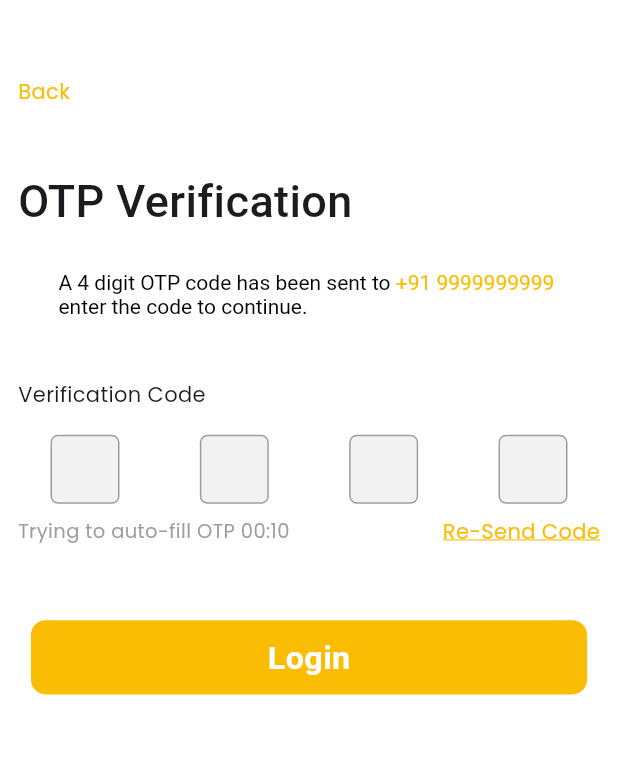
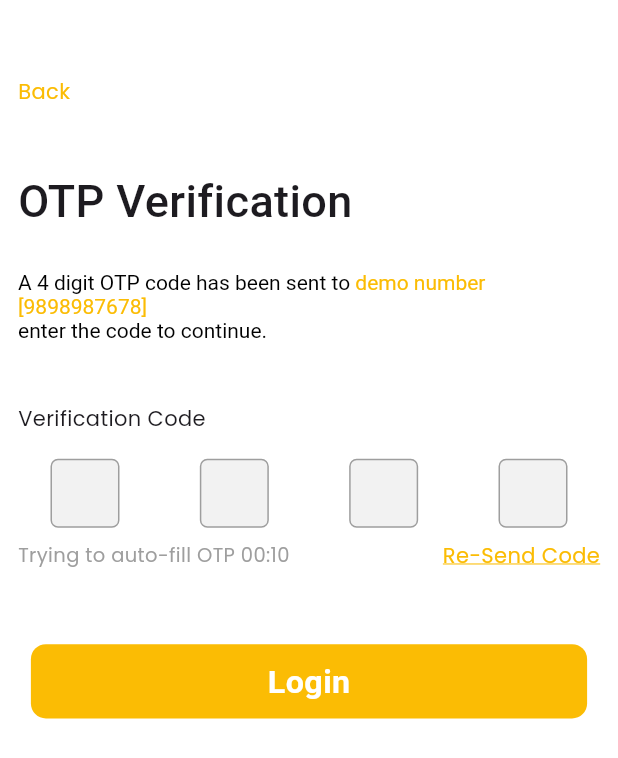
Before and after one commit to lokesh-5050/get_it, a Flutter app: the ResetPassword screen opened directly, after a tap on "SEND OTP", on a phone screen of 412 x 824 dp. Shown: the top 758 px of the screen. Run offline on Flutter 3.47's test engine with Material 3 defaults, Android fonts, the phone set to English and light mode, and no system bars; drawn by our look-alikes of pinput; our stand-ins replace dartz, dio, dotted_line, equatable, get, google_fonts and 6 more; missing offline and left inert: another_stepper; accounts and stored records are empty; network calls fail; project files that could hold a hidden picture were left out.

```diff
--- a/lib/core/api_endpoints.dart
+++ b/lib/core/api_endpoints.dart
@@ -3,4 +3,7 @@ class ApiEndpoints {
   static const String baseUrl = "https://sanjay-tiwari-backend.vercel.app/api/user";
 
   static const String login = "/login";
+  static const String verifyOtp = "/verify";
+
+
 }
--- /dev/null
+++ b/lib/core/shared_prefs/shared_prefs_key_constants.dart
@@ -0,0 +1,4 @@
+class SharedPrefKeyConstants {
+  static const String apiToken = "apiToken";
+  static const String isLoggedIn = "isLoggedIn";
+}
--- a/lib/main.dart
+++ b/lib/main.dart
@@ -1,4 +1,4 @@
-import 'package:ecommerce_seller/core/shared_pref.dart';
+import 'package:ecommerce_seller/core/shared_prefs/shared_pref.dart';
 import 'package:ecommerce_seller/injections.dart';
 import 'package:ecommerce_seller/presentation/on_boarding_section/splash_screen/splash_screen.dart';
 import 'package:ecommerce_seller/utilz/colors.dart';
--- /dev/null
+++ b/lib/presentation/main_section/home_screen/controller/home_controller.dart
@@ -0,0 +1,5 @@
+import 'package:get/get.dart';
+
+class HomeController extends GetxController {
+
+}
--- a/lib/presentation/on_boarding_section/login_screen/components/login_with_email.dart
+++ b/lib/presentation/on_boarding_section/login_screen/components/login_with_email.dart
@@ -108,8 +108,6 @@ class LoginScreenWithEmail extends StatelessWidget {
               () => loginController.loginStatus.value != Status.loading
                   ? InkWell(
                       onTap: () {
-                        //  Get.to(()=> OtpScreen());
-
                         loginController
                             .login(
                                 password: password.text.trim(),
@@ -117,7 +115,7 @@ class LoginScreenWithEmail extends StatelessWidget {
                                 loginWithEmail: true)
                             .then((value) {
                           if (value) {
-                            Get.to(() => HomeScreen());
+                            Get.offAll(() => HomeScreen());
                           }
                         });
                       },
--- a/lib/presentation/on_boarding_section/login_screen/login_screen.dart
+++ b/lib/presentation/on_boarding_section/login_screen/login_screen.dart
@@ -71,7 +71,7 @@ class LoginScreen extends StatelessWidget {
                             onTap: () {
                               //  loginController.changingSelectedOption('login');
                               pageController.previousPage(
-                                  duration: Duration(milliseconds: 300),
+                                  duration: const Duration(milliseconds: 300),
                                   curve: Curves.linear);
                             },
                             child: Material(
@@ -102,7 +102,7 @@ class LoginScreen extends StatelessWidget {
                             onTap: () {
                               loginController.changingSelectedOption('Login');
                               pageController.previousPage(
-                                  duration: Duration(milliseconds: 300),
+                                  duration: const Duration(milliseconds: 300),
                                   curve: Curves.linear);
                             },
                             child: Container(
--- a/lib/presentation/on_boarding_section/otp/otp_screen.dart
+++ b/lib/presentation/on_boarding_section/otp/otp_screen.dart
@@ -1,7 +1,7 @@
-import 'package:ecommerce_seller/presentation/main_section/bottom_navigation/bottom_navigation_screen.dart';
-import 'package:ecommerce_seller/presentation/on_boarding_section/reset_password/update_password_screen.dart';
+import 'package:ecommerce_seller/presentation/on_boarding_section/login_screen/controller/login_controller.dart';
 import 'package:ecommerce_seller/presentation/widgets/button_widgets.dart';
 import 'package:ecommerce_seller/utilz/colors.dart';
+import 'package:ecommerce_seller/utilz/enums.dart';
 import 'package:ecommerce_seller/utilz/sized_box.dart';
 import 'package:flutter/material.dart';
 import 'package:get/get.dart';
@@ -10,7 +10,20 @@ import 'package:pinput/pinput.dart';
 import 'package:responsive_sizer/responsive_sizer.dart';
 
 class OtpScreen extends StatelessWidget {
-  OtpScreen({super.key,this.isReset=false});
+  final String mobileNo;
+  final String? demoOtp;
+  final TextEditingController pinController;
+  final String? accountId;
+
+  OtpScreen(
+      {super.key,
+      this.isReset = false,
+      required this.mobileNo,
+      this.demoOtp,
+      this.accountId})
+      : pinController = TextEditingController(text: demoOtp ?? '');
+
+  final LoginController loginController = Get.find<LoginController>();
 
   final bool isReset;
   final focusNode = FocusNode();
@@ -27,6 +40,7 @@ final bool isReset;
       border: Border.all(color: grey),
     ),
   );
+
   @override
   Widget build(BuildContext context) {
     return Scaffold(
@@ -74,7 +88,7 @@ final bool isReset;
                         color: Colors.black),
                   ),
                   TextSpan(
-                    text: '+91 9999999999 \n',
+                    text: '$mobileNo \n',
                     style: GoogleFonts.roboto(
                         fontSize: 14.px,
                         fontWeight: FontWeight.w400,
@@ -123,35 +137,44 @@ final bool isReset;
                           fontWeight: FontWeight.w400,
                           color: buttonColor,
                           decoration: TextDecoration.underline,
-                          decorationColor: buttonColor
-                          ),
+                          decorationColor: buttonColor),
                     ),
                   ],
                 ),
                 SizedBox(
                   height: Adaptive.h(6),
                 ),
-                InkWell(
+                Obx(
+                  () => loginController.loginOtpVerifyStatus.value !=
+                          Status.loading
+                      ? InkWell(
                           onTap: () {
-                      //  Get.to(()=>BottomNavigation());
-                      if (isReset) {
-                        Get.to(()=>UpdatePassword());
-                      }else{
-                                                Get.to(()=>BottomNavigation());
+                            // if (isReset) {
+                            //   Get.to(() => const UpdatePassword());
+                            // } else {
+                            //   Get.to(() => const BottomNavigation());
+                            // }
 
-                      }
+                            loginController.verifyOtp(
+                                otp: pinController.text.trim() ?? "",
+                                accountId: accountId ?? "");
                           },
                           child: ButtonWidget(
                             backgroundColor: buttonColor,
                             title: 'Login',
                             textColor: Colors.white,
                             heights: Adaptive.h(6),
-                        )),
+                          ))
+                      : SizedBox(
+                          height: Adaptive.h(6),
+                          child: const Center(
+                            child: CircularProgressIndicator(),
+                          ),
+                        ),
+                ),
                 SizedBox(
                   height: Adaptive.h(3),
                 ),
-
-
               ],
             ),
           ),
@@ -167,14 +190,15 @@ final bool isReset;
       child: Pinput(
         length: 4,
 
-        // controller: pinController,
+        controller: pinController,
         focusNode: focusNode,
         androidSmsAutofillMethod: AndroidSmsAutofillMethod.smsUserConsentApi,
         listenForMultipleSmsOnAndroid: true,
         defaultPinTheme: defaultPinTheme.copyWith(
             decoration: BoxDecoration(
           color: Color(0xffF2F2F2),
-          borderRadius: BorderRadius.circular(5), // Adjust the radius as needed
+          borderRadius: BorderRadius.circular(5),
+          // Adjust the radius as needed
           border: Border.all(color: Colors.grey),
         )),
 
--- a/lib/presentation/on_boarding_section/reset_password/reset_password_screen.dart
+++ b/lib/presentation/on_boarding_section/reset_password/reset_password_screen.dart
@@ -30,45 +30,53 @@ class ResetPassword extends StatelessWidget {
                   'Reset Password',
                   style: GoogleFonts.poppins(
                       fontWeight: FontWeight.w600, fontSize: 30.px),
-
                 ),
               ),
               sizedBoxHeight20,
-              Text('Enter your email or mobile number and we’ll send a \ncode your password to reset.',
-              style: GoogleFonts.poppins(fontSize: 12.px,fontWeight: FontWeight.w400,color: grey),
+              Text(
+                'Enter your email or mobile number and we’ll send a \ncode your password to reset.',
+                style: GoogleFonts.poppins(
+                    fontSize: 12.px, fontWeight: FontWeight.w400, color: grey),
               ),
               sizedBoxHeight40,
               TextField(
                 decoration: InputDecoration(
                     // label: Text('Mobile Number'),
                     focusedBorder: OutlineInputBorder(
-                borderSide: BorderSide(color: grey.withOpacity(0.3))
+                        borderSide: BorderSide(color: grey.withOpacity(0.3))),
+                    labelText: 'Email or Mobile Number',
+                    labelStyle: GoogleFonts.poppins(
+                        fontWeight: FontWeight.w500,
+                        fontSize: 14.px,
+                        color: black),
+                    border: OutlineInputBorder(
+                        borderSide: BorderSide(
+                          color: black,
                         ),
-               labelText: 'Email or Mobile Number',
-               labelStyle: GoogleFonts.poppins(fontWeight: FontWeight.w500,fontSize: 14.px,color: black),
-               border: OutlineInputBorder(
-                borderSide: BorderSide(color: black,
-                ),
-
-
-                borderRadius: BorderRadius.circular(10)
-               ),
+                        borderRadius: BorderRadius.circular(10)),
 
                     //  border: OutlineInputBorder(borderSide: BorderSide.none),
                     hintText: 'Email or Mobile Number *',
                     hintStyle: TextStyle(
                       color: grey.withOpacity(0.3),
                     ),
-              contentPadding: EdgeInsets.all(10)
-             ),
-
+                    contentPadding: EdgeInsets.all(10)),
               ),
               sizedBoxHeight50,
               GestureDetector(
                   onTap: () {
-                 Get.to(()=>OtpScreen(isReset: true,));
+                    Get.to(() => OtpScreen(
+                          isReset: true,
+                          mobileNo: "demo number [9898987678]",
+                        ));
                   },
-              child: ButtonWidget(backgroundColor: buttonColor, title: 'SEND OTP', textColor: whiteColor,heights: Adaptive.h(6),size:19.px ,))
+                  child: ButtonWidget(
+                    backgroundColor: buttonColor,
+                    title: 'SEND OTP',
+                    textColor: whiteColor,
+                    heights: Adaptive.h(6),
+                    size: 19.px,
+                  ))
             ],
           ),
         ),
--- a/lib/utilz/helpers.dart
+++ b/lib/utilz/helpers.dart
@@ -3,7 +3,7 @@ import 'dart:io';
 
 import 'package:dio/dio.dart';
 import 'package:ecommerce_seller/core/failure.dart';
-import 'package:ecommerce_seller/core/shared_pref.dart';
+import 'package:ecommerce_seller/core/shared_prefs/shared_pref.dart';
 import 'package:ecommerce_seller/utilz/enums.dart';
 import 'package:flutter/cupertino.dart';
 import 'package:flutter/material.dart';
@@ -185,7 +185,7 @@ class Helpers {
                                     secondOptionText,
                                     style: TextStyle(
                                         fontWeight: FontWeight.w400,
-                                        fontSize: 18.px),
+                                        fontSize: 16.px),
                                   ),
                                 ),
                               ),
```
Also changed, not shown: lib/injections.dart (+7 -1 lines), lib/presentation/main_section/home_screen/home_screen.dart (+154 -69 lines), lib/presentation/main_section/profile/controller/profile_controller.dart (added, +16 -0 lines), lib/presentation/main_section/profile/my_profile.dart (added, +14 -0 lines), lib/presentation/on_boarding_section/login_screen/components/login_with_phone.dart (+63 -62 lines), lib/presentation/on_boarding_section/login_screen/controller/login_controller.dart (+69 -15 lines), lib/presentation/on_boarding_section/splash_screen/splash_screen.dart (+7 -5 lines), lib/src/services/auth/login_service.dart (+17 -0 lines), lib/core/shared_prefs/shared_pref.dart (renamed from lib/core/shared_pref.dart). Lines whose indentation alone changed are shown as unchanged.
